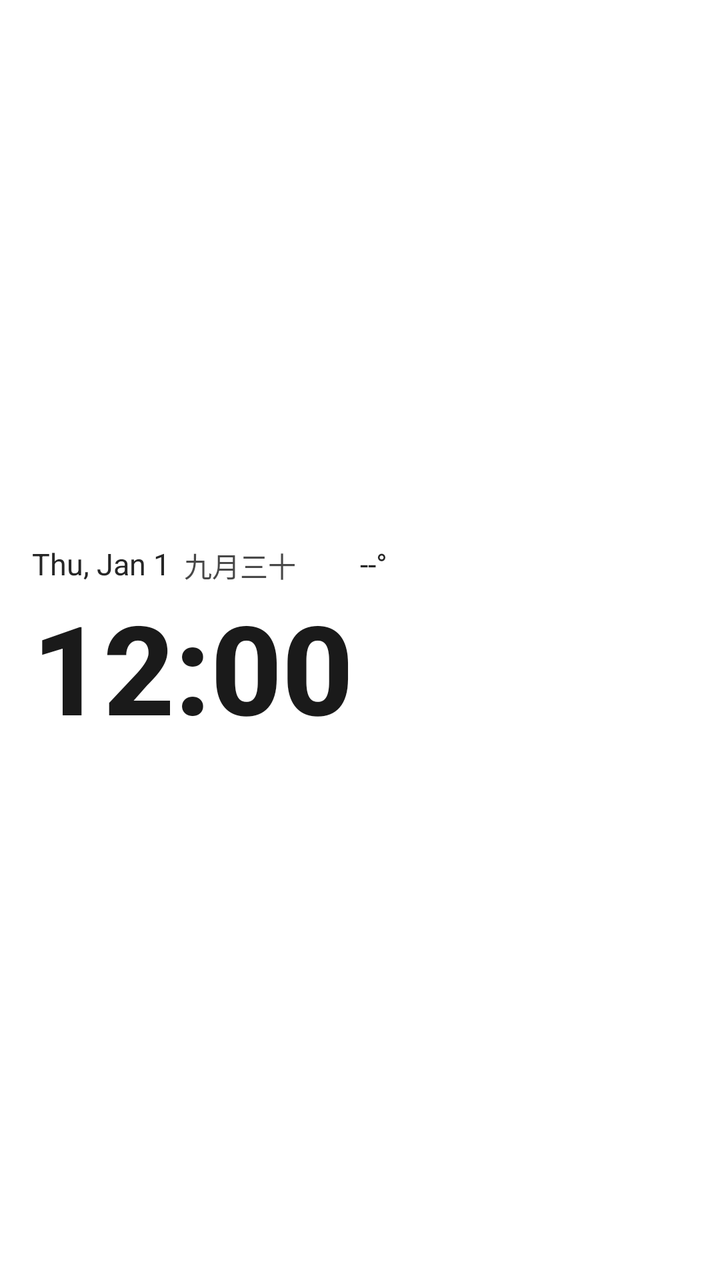
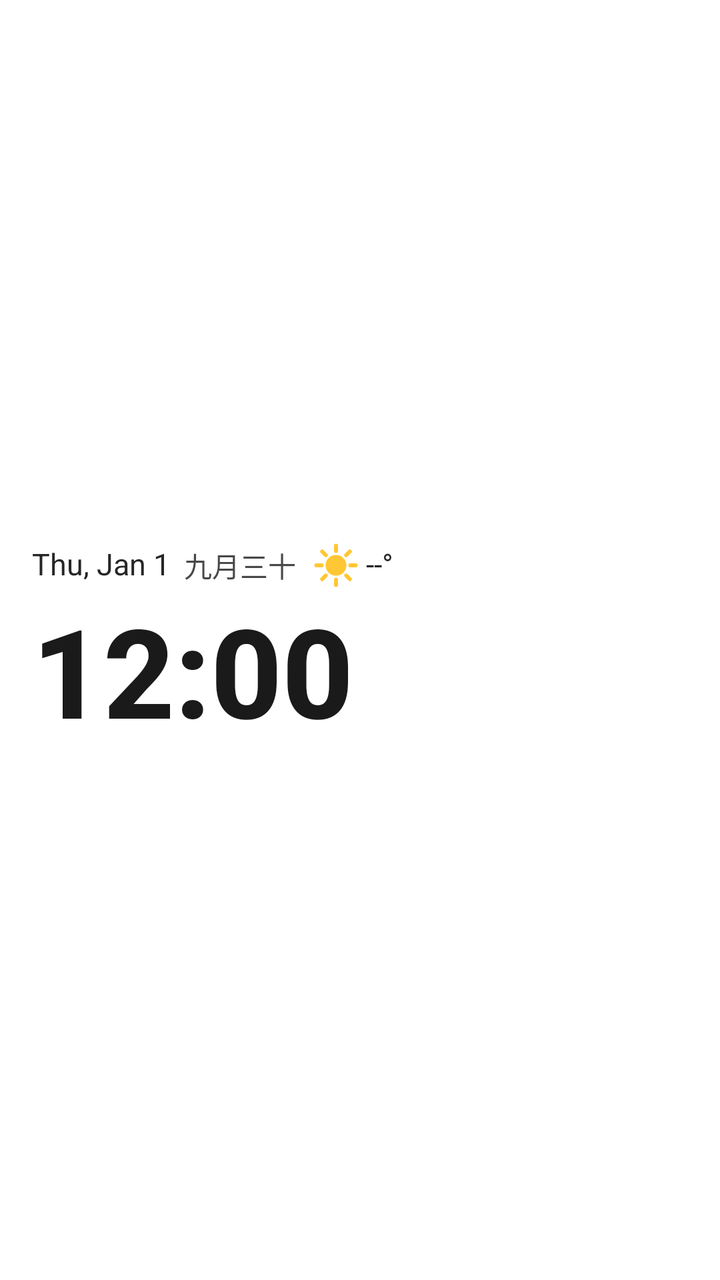

Screens rendered from an Android XML layout before and after an edit, with the pre-edit source and the edit as a unified diff.
<!-- AndroidManifest.xml: fallback theme Theme.MaterialComponents.DayNight.NoActionBar -->
<!-- res/layout/ww_black_bold.xml -->
<?xml version="1.0" encoding="utf-8"?>
<LinearLayout xmlns:android="http://schemas.android.com/apk/res/android"
    android:id="@+id/ww_root"
    android:layout_width="match_parent"
    android:layout_height="match_parent"
    android:orientation="vertical"
    android:gravity="center_vertical|start"
    android:paddingStart="16dp"
    android:paddingEnd="16dp">

    <LinearLayout
        android:id="@+id/ww_date_touch"
        android:layout_width="match_parent"
        android:layout_height="wrap_content"
        android:orientation="horizontal"
        android:gravity="center_vertical"
        android:paddingTop="7dp"
        android:paddingBottom="3dp">

        <TextClock
            android:id="@+id/ww_date"
            android:layout_width="wrap_content"
            android:layout_height="wrap_content"
            android:fontFamily="sans-serif"
            android:format24Hour="@string/date_format_compact"
            android:format12Hour="@string/date_format_compact"
            android:includeFontPadding="false"
            android:shadowColor="#4DFFFFFF"
            android:shadowDx="0"
            android:shadowDy="1"
            android:shadowRadius="3"
            android:textColor="#F21A1A1A"
            android:textSize="15sp" />

        <TextView
            android:id="@+id/ww_lunar"
            android:layout_width="wrap_content"
            android:layout_height="wrap_content"
            android:layout_marginStart="7dp"
            android:fontFamily="sans-serif"
            android:includeFontPadding="false"
            android:shadowColor="#4DFFFFFF"
            android:shadowDx="0"
            android:shadowDy="1"
            android:shadowRadius="3"
            android:textColor="#CC1A1A1A"
            android:textSize="14sp"
            android:text="九月三十" />

        <LinearLayout
            android:id="@+id/ww_weather_touch"
            android:layout_width="wrap_content"
            android:layout_height="wrap_content"
            android:layout_marginStart="8dp"
            android:orientation="horizontal"
            android:gravity="center_vertical"
            android:paddingTop="4dp"
            android:paddingBottom="4dp">

            <ImageView
                android:id="@+id/ww_icon"
                android:layout_width="21dp"
                android:layout_height="21dp"
                android:scaleType="fitCenter"
                android:src="@drawable/ic_wx_clear" />

            <TextView
                android:id="@+id/ww_temp"
                android:layout_width="wrap_content"
                android:layout_height="wrap_content"
                android:layout_marginStart="3dp"
                android:fontFamily="sans-serif"
                android:includeFontPadding="false"
                android:shadowColor="#4DFFFFFF"
                android:shadowDx="0"
                android:shadowDy="1"
                android:shadowRadius="3"
                android:textColor="#F21A1A1A"
                android:textSize="15sp"
                android:text="--°" />
        </LinearLayout>

        <TextView
            android:id="@+id/ww_city"
            android:layout_width="wrap_content"
            android:layout_height="wrap_content"
            android:layout_marginStart="8dp"
            android:ellipsize="end"
            android:fontFamily="sans-serif"
            android:includeFontPadding="false"
            android:maxLines="1"
            android:shadowColor="#4DFFFFFF"
            android:shadowDx="0"
            android:shadowDy="1"
            android:shadowRadius="3"
            android:textColor="#991A1A1A"
            android:textSize="13sp"
            android:visibility="gone" />
    </LinearLayout>

    <FrameLayout
        android:id="@+id/ww_time_touch"
        android:layout_width="match_parent"
        android:layout_height="wrap_content"
        android:paddingTop="0dp"
        android:paddingBottom="6dp">

        <TextClock
            android:id="@+id/ww_time"
            android:layout_width="wrap_content"
            android:layout_height="wrap_content"
            android:fontFamily="sans-serif-medium"
            android:textStyle="bold"
            android:format24Hour="HH:mm"
            android:format12Hour="h:mm"
            android:includeFontPadding="false"
            android:shadowColor="#4DFFFFFF"
            android:shadowDx="0"
            android:shadowDy="1"
            android:shadowRadius="4"
            android:textColor="#FF1A1A1A"
            android:textSize="62sp" />
    </FrameLayout>

</LinearLayout>
<!-- resources referenced by this layout -->
<resources>
  <!-- drawable ic_wx_clear: vector/xml drawable (drawable, 2462 chars, omitted) -->
  <string name="date_format_compact">EEE, MMM d</string>
</resources>

<!-- the commit's change to res/layout/ww_black_bold.xml (unified diff, before → after) -->
@@ -59,10 +59,10 @@
 
             <ImageView
                 android:id="@+id/ww_icon"
-                android:layout_width="21dp"
-                android:layout_height="21dp"
+                android:layout_width="24dp"
+                android:layout_height="24dp"
                 android:scaleType="fitCenter"
-                android:src="@drawable/ic_wx_clear" />
+                android:src="@drawable/ic_wx_sunny" />
 
             <TextView
                 android:id="@+id/ww_temp"
<!-- resource entries referenced after the edit -->
@@ -1,6 +1,15 @@
 <!-- resources referenced by this layout -->
 <resources>
-  <!-- drawable ic_wx_clear: vector/xml drawable (drawable, 2462 chars, omitted) -->
+  <!-- drawable ic_wx_sunny (drawable) -->
+  <?xml version="1.0" encoding="utf-8"?>
+  <vector xmlns:android="http://schemas.android.com/apk/res/android"
+      android:width="24dp"
+      android:height="24dp"
+      android:viewportWidth="24"
+      android:viewportHeight="24">
+      <path android:pathData="M12,6.8a5.2,5.2 0 1,0 0,10.4a5.2,5.2 0 1,0 0,-10.4z" android:fillColor="#FFC733" />
+      <path android:pathData="M12,4.8L12,2.2M12,19.2L12,21.8M4.8,12L2.2,12M19.2,12L21.8,12M6.9,6.9L5.1,5.1M17.1,17.1L18.9,18.9M18.9,5.1L17.1,6.9M5.1,18.9L6.9,17.1" android:fillColor="#00000000" android:strokeColor="#FFC733" android:strokeWidth="2.0" android:strokeLineCap="round" />
+  </vector>
   <string name="date_format_compact">EEE, MMM d</string>
 </resources>
 
